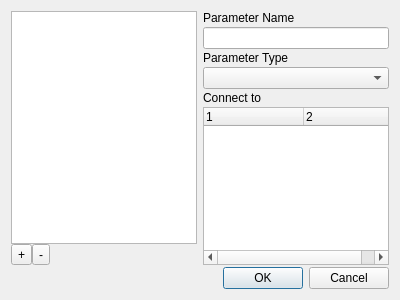
vemod-/ObjectStudio, file MacroBox/ccustomparameterdialog.ui: the form before one commit.
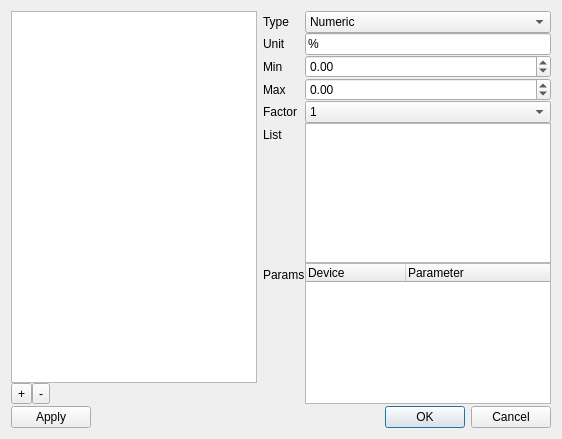
The form after the commit. Custom widgets are drawn as their Qt base class.

The edit to the form file:
```diff
--- a/MacroBox/ccustomparameterdialog.ui
+++ b/MacroBox/ccustomparameterdialog.ui
@@ -6,8 +6,8 @@
    <rect>
     <x>0</x>
     <y>0</y>
-    <width>400</width>
-    <height>300</height>
+    <width>562</width>
+    <height>439</height>
    </rect>
   </property>
   <property name="windowTitle">
@@ -113,10 +113,7 @@
       </layout>
      </item>
      <item>
-      <layout class="QVBoxLayout" name="verticalLayout_2">
-       <property name="spacing">
-        <number>2</number>
-       </property>
+      <layout class="QFormLayout" name="formLayout">
        <property name="leftMargin">
         <number>6</number>
        </property>
@@ -129,34 +126,66 @@
        <property name="bottomMargin">
         <number>0</number>
        </property>
-       <item>
-        <widget class="QLabel" name="label_3">
-         <property name="text">
-          <string>Parameter Name</string>
-         </property>
+       <item row="1" column="1">
+        <widget class="QComboBox" name="TypeCombo">
+         <item>
+          <property name="text">
+           <string>Numeric</string>
+          </property>
+         </item>
+         <item>
+          <property name="text">
+           <string>Select</string>
+          </property>
+         </item>
+         <item>
+          <property name="text">
+           <string>dB</string>
+          </property>
+         </item>
+         <item>
+          <property name="text">
+           <string>Percent</string>
+          </property>
+         </item>
         </widget>
        </item>
-       <item>
-        <widget class="QLineEdit" name="NameEdit"/>
-       </item>
-       <item>
+       <item row="1" column="0">
         <widget class="QLabel" name="label">
          <property name="text">
-          <string>Parameter Type</string>
+          <string>Type</string>
          </property>
         </widget>
        </item>
-       <item>
-        <widget class="QComboBox" name="TypeCombo"/>
+       <item row="2" column="1">
+        <widget class="QLineEdit" name="UnitEdit">
+         <property name="text">
+          <string>%</string>
+         </property>
+        </widget>
        </item>
-       <item>
-        <widget class="QLabel" name="label_2">
+       <item row="2" column="0">
+        <widget class="QLabel" name="label_3">
          <property name="text">
-          <string>Connect to</string>
+          <string>Unit</string>
          </property>
         </widget>
        </item>
-       <item>
+       <item row="3" column="0">
+        <widget class="QLabel" name="label_4">
+         <property name="text">
+          <string>Min</string>
+         </property>
+        </widget>
+       </item>
+       <item row="4" column="0">
+        <widget class="QLabel" name="label_5">
+         <property name="text">
+          <string>Max</string>
+         </property>
+        </widget>
+       </item>
+       <item row="8" column="1">
         <widget class="QTreeWidget" name="ConnectTree">
          <property name="editTriggers">
           <set>QAbstractItemView::EditTrigger::NoEditTriggers</set>
@@ -178,32 +207,133 @@
          </property>
          <column>
           <property name="text">
-           <string notr="true">1</string>
+           <string notr="true">Device</string>
           </property>
          </column>
          <column>
           <property name="text">
-           <string notr="true">2</string>
+           <string notr="true">Parameter</string>
           </property>
          </column>
         </widget>
        </item>
+       <item row="8" column="0">
+        <widget class="QLabel" name="label_2">
+         <property name="text">
+          <string>Params</string>
+         </property>
+        </widget>
+       </item>
+       <item row="6" column="0">
+        <widget class="QLabel" name="label_6">
+         <property name="text">
+          <string>List</string>
+         </property>
+        </widget>
+       </item>
+       <item row="5" column="0">
+        <widget class="QLabel" name="label_7">
+         <property name="text">
+          <string>Factor</string>
+         </property>
+        </widget>
+       </item>
+       <item row="5" column="1">
+        <widget class="QComboBox" name="FactorCombo">
+         <item>
+          <property name="text">
+           <string>1</string>
+          </property>
+         </item>
+         <item>
+          <property name="text">
+           <string>10</string>
+          </property>
+         </item>
+         <item>
+          <property name="text">
+           <string>100</string>
+          </property>
+         </item>
+         <item>
+          <property name="text">
+           <string>1000</string>
+          </property>
+         </item>
+        </widget>
+       </item>
+       <item row="6" column="1">
+        <widget class="QPlainTextEdit" name="List"/>
+       </item>
+       <item row="3" column="1">
+        <widget class="QDoubleSpinBox" name="MinSpin">
+         <property name="minimum">
+          <double>-99999999.000000000000000</double>
+         </property>
+         <property name="maximum">
+          <double>99999999.000000000000000</double>
+         </property>
+        </widget>
+       </item>
+       <item row="4" column="1">
+        <widget class="QDoubleSpinBox" name="MaxSpin">
+         <property name="minimum">
+          <double>-99999999.000000000000000</double>
+         </property>
+         <property name="maximum">
+          <double>99999999.000000000000000</double>
+         </property>
+        </widget>
+       </item>
       </layout>
      </item>
     </layout>
    </item>
    <item>
-    <widget class="QDialogButtonBox" name="buttonBox">
-     <property name="orientation">
-      <enum>Qt::Orientation::Horizontal</enum>
+    <layout class="QHBoxLayout" name="horizontalLayout_3">
+     <property name="spacing">
+      <number>0</number>
      </property>
-     <property name="standardButtons">
-      <set>QDialogButtonBox::StandardButton::Cancel|QDialogButtonBox::StandardButton::Ok</set>
+     <property name="leftMargin">
+      <number>0</number>
      </property>
-    </widget>
+     <property name="topMargin">
+      <number>0</number>
+     </property>
+     <property name="rightMargin">
+      <number>0</number>
+     </property>
+     <property name="bottomMargin">
+      <number>0</number>
+     </property>
+     <item>
+      <widget class="QPushButton" name="ApplyButton">
+       <property name="text">
+        <string>Apply</string>
+       </property>
+      </widget>
+     </item>
+     <item>
+      <widget class="QDialogButtonBox" name="buttonBox">
+       <property name="orientation">
+        <enum>Qt::Orientation::Horizontal</enum>
+       </property>
+       <property name="standardButtons">
+        <set>QDialogButtonBox::StandardButton::Cancel|QDialogButtonBox::StandardButton::Ok</set>
+       </property>
+      </widget>
+     </item>
+    </layout>
    </item>
   </layout>
  </widget>
+ <customwidgets>
+  <customwidget>
+   <class>QListWidgetEx</class>
+   <extends>QListWidget</extends>
+   <header>../MacroBox/ccustomparameterdialog.h</header>
+  </customwidget>
+ </customwidgets>
  <resources/>
  <connections>
   <connection>
```
Left out of the diff: 7 changed lines with no effect on the pictures.
